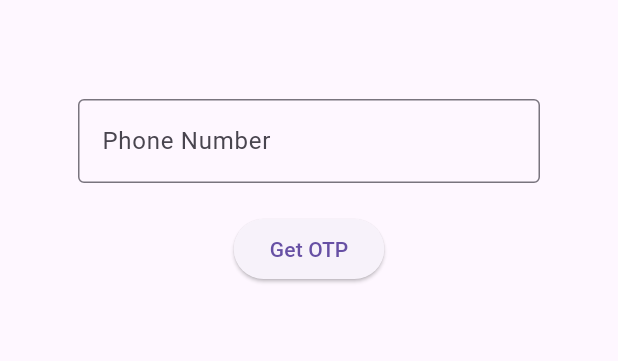
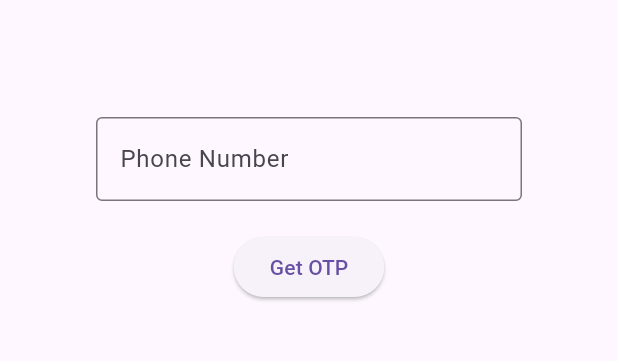
Before and after one commit to kosac-tech/delivery_App, a Flutter app: the screen it shows after launch, on a phone screen of 412 x 824 dp, the part 63-424 px from its top. Run offline on Flutter 3.47's test engine with Material 3 defaults, Android fonts, the phone set to English and light mode, and no system bars; our stand-ins replace firebase_auth, firebase_core; accounts and stored records are empty.

Commit message:
modified padding

```diff
--- a/lib/phone_login_screen.dart
+++ b/lib/phone_login_screen.dart
@@ -43,7 +43,7 @@ class _PhoneLoginScreenState extends State<PhoneLoginScreen> {
     return Scaffold(
       appBar: AppBar(title: Text('Kosac Delivery Login')),
       body: Padding(
-        padding: const EdgeInsets.all(52.0),
+        padding: const EdgeInsets.all(64.0),
         child: Column(
           children: [
             TextField(
```
Also changed, not shown: 2 other files.
